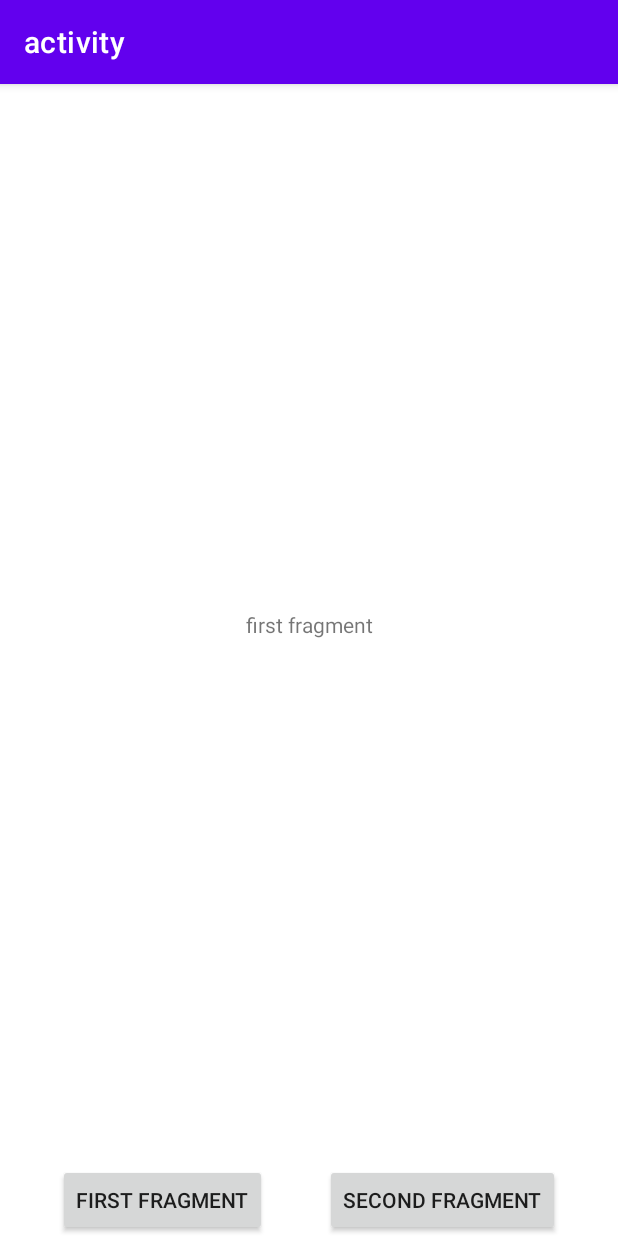
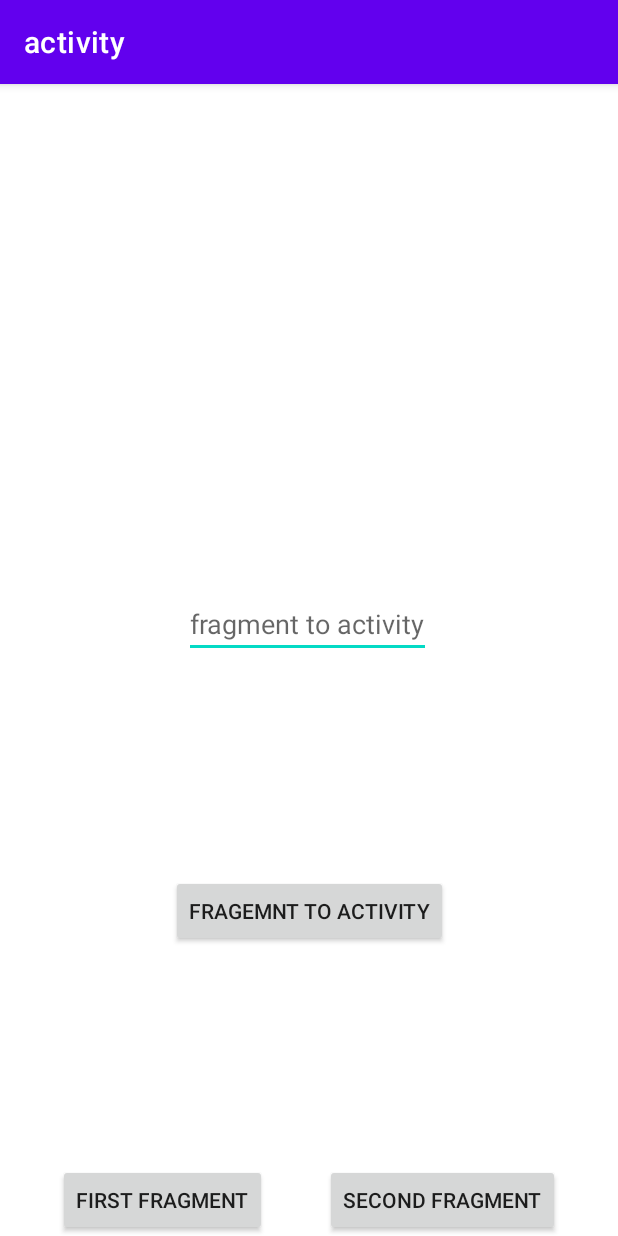
Before and after one commit to UMC-HUFS-4th/UMC-4th-Android-Study, an Android app: the FirstFragment screen opened directly, with no data from a screen before it, on a phone screen of 412 x 824 dp. Run offline under Robolectric (Android 15) with nearby library versions, the phone set to English and light mode, and no system bars.

Commit message:
feat - fragment to activity data 전달

```diff
--- a/Chapter3Activity-Fragment/app/build.gradle
+++ b/Chapter3Activity-Fragment/app/build.gradle
@@ -44,4 +44,5 @@ dependencies {
     testImplementation 'junit:junit:4.13.2'
     androidTestImplementation 'androidx.test.ext:junit:1.1.5'
     androidTestImplementation 'androidx.test.espresso:espresso-core:3.5.1'
+    implementation "androidx.fragment:fragment-ktx:1.5.7"
 }
--- a/Chapter3Activity-Fragment/app/src/main/java/com/dev/activity/FirstFragment.kt
+++ b/Chapter3Activity-Fragment/app/src/main/java/com/dev/activity/FirstFragment.kt
@@ -5,19 +5,23 @@ import androidx.fragment.app.Fragment
 import android.view.LayoutInflater
 import android.view.View
 import android.view.ViewGroup
+import androidx.core.os.bundleOf
+import androidx.fragment.app.setFragmentResult
 import com.dev.activity.databinding.FragmentFirstBinding
 
 class FirstFragment : Fragment() {
 private lateinit var viewBinidng : FragmentFirstBinding
-//    override fun onCreate(savedInstanceState: Bundle?) {
-//        super.onCreate(savedInstanceState)
-//
-//    }
     override fun onCreateView(
         inflater: LayoutInflater, container: ViewGroup?,
         savedInstanceState: Bundle?
     ): View? {
         viewBinidng = FragmentFirstBinding.inflate(layoutInflater)
+        viewBinidng.btFirstFragment.setOnClickListener{
+            val result = viewBinidng.etFirstFragment.text.toString()
+            // Use the Kotlin extension in the fragment-ktx artifact
+            setFragmentResult("requestKey", bundleOf("bundleKey" to result))
+        }
         return viewBinidng.root
+
     }
 }
--- a/Chapter3Activity-Fragment/app/src/main/java/com/dev/activity/ThirdActivity.kt
+++ b/Chapter3Activity-Fragment/app/src/main/java/com/dev/activity/ThirdActivity.kt
@@ -2,11 +2,13 @@ package com.dev.activity
 
 import androidx.appcompat.app.AppCompatActivity
 import android.os.Bundle
+import android.widget.Toast
 import com.dev.activity.databinding.ActivitySecondBinding
 import com.dev.activity.databinding.ActivityThirdBinding
 
 class ThirdActivity : AppCompatActivity() {
     private lateinit var viewbinding : ActivityThirdBinding
+   var result:String = ""
     override fun onCreate(savedInstanceState: Bundle?) {
         super.onCreate(savedInstanceState)
         viewbinding = ActivityThirdBinding.inflate(layoutInflater)
@@ -29,5 +31,10 @@ class ThirdActivity : AppCompatActivity() {
                 .replace(viewbinding.fragmentContainer.id,secondFragment)
                 .commitNowAllowingStateLoss()
         }
+        supportFragmentManager
+            .setFragmentResultListener("requestKey", this) { requestKey, bundle ->
+                result = bundle.getString("bundleKey").toString()
+                Toast.makeText(this@ThirdActivity,result,Toast.LENGTH_LONG).show()
+            }
     }
 }
--- a/Chapter3Activity-Fragment/app/src/main/res/layout/fragment_first.xml
+++ b/Chapter3Activity-Fragment/app/src/main/res/layout/fragment_first.xml
@@ -6,15 +6,27 @@
     xmlns:app="http://schemas.android.com/apk/res-auto"
     tools:context=".FirstFragment">
 
-    <!-- TODO: Update blank fragment layout -->
-    <androidx.appcompat.widget.AppCompatTextView
+    <androidx.appcompat.widget.AppCompatEditText
+        android:id="@+id/et_first_fragment"
         android:layout_width="wrap_content"
         android:layout_height="wrap_content"
-        android:text="first fragment"
-        app:layout_constraintTop_toTopOf="parent"
+        android:hint="fragment to activity"
+        app:layout_constraintBottom_toBottomOf="parent"
+        app:layout_constraintEnd_toEndOf="parent"
+        app:layout_constraintHorizontal_bias="0.497"
+        app:layout_constraintStart_toStartOf="parent"
+        app:layout_constraintTop_toTopOf="parent" />
+
+    <androidx.appcompat.widget.AppCompatButton
+        android:id="@+id/bt_first_fragment"
+        android:layout_width="wrap_content"
+        android:layout_height="wrap_content"
+        android:text="fragemnt to activity"
+        app:layout_constraintBottom_toBottomOf="parent"
         app:layout_constraintStart_toStartOf="parent"
         app:layout_constraintEnd_toEndOf="parent"
-        app:layout_constraintBottom_toBottomOf="parent"
+        app:layout_constraintTop_toBottomOf="@id/et_first_fragment"
         />
 
+
 </androidx.constraintlayout.widget.ConstraintLayout>
--- a/Chapter3Activity-Fragment/build.gradle
+++ b/Chapter3Activity-Fragment/build.gradle
@@ -4,3 +4,6 @@ plugins {
     id 'com.android.library' version '7.4.2' apply false
     id 'org.jetbrains.kotlin.android' version '1.8.0' apply false
 }
+//repositories {
+//    google()
+//}
```
